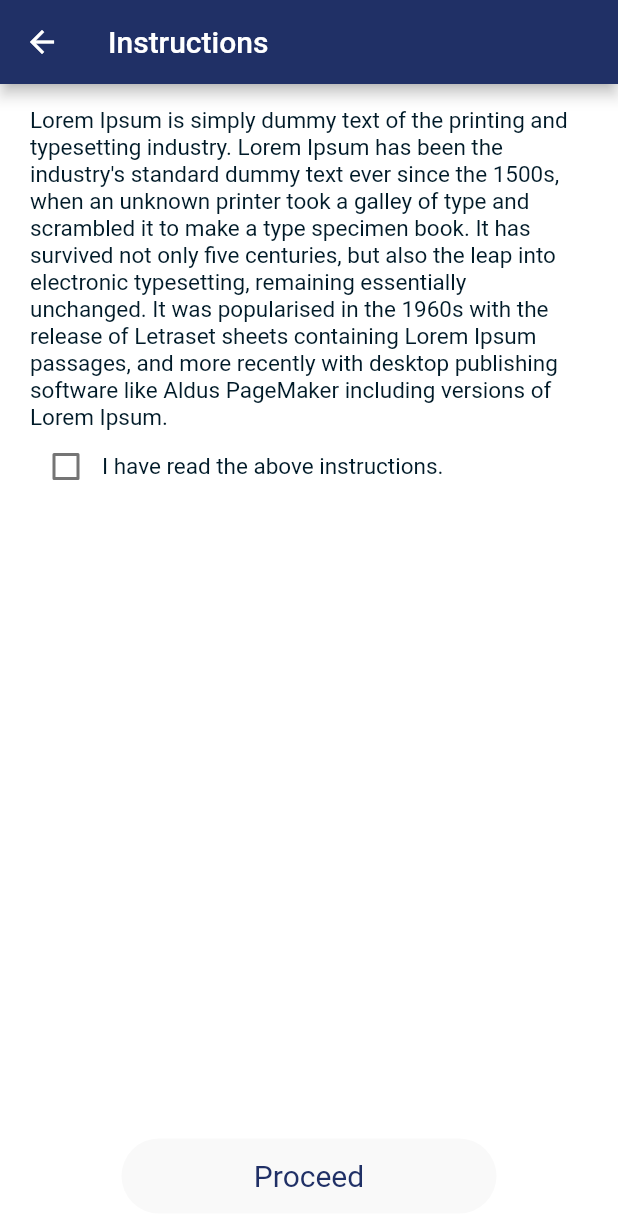
After one commit to shikhrsngh9044/PrepOwl, a Flutter app: the InstructionAndTestUI screen opened directly, on a phone screen of 412 x 824 dp. The commit adds this screen. Shown: the top 1226 px of the screen. Run offline on Flutter 3.47's test engine with Material 2 defaults, Android fonts, the phone set to English and light mode, and no system bars; our stand-ins replace another_flushbar, cloud_firestore, connectivity_plus, dartz, device_info_plus, firebase_auth and 14 more; missing offline and left inert: flutter_facebook_auth; accounts and stored records are empty.

Commit message:
Designed Instruction screen & tests UI along with navigating to next question

```diff
--- a/lib/_utils/constants/routes.dart
+++ b/lib/_utils/constants/routes.dart
@@ -1,6 +1,7 @@
 import 'package:get/get_navigation/get_navigation.dart';
 
 import '../../modules/dashboard/view/dashboard_view.dart';
+import '../../modules/instruction_and_test/view/instruction_and_test_view.dart';
 import '../../modules/login/view/login_screen.dart';
 import '../../modules/onboarding/view/onboarding_view.dart';
 import '../../modules/register/view/register_page.dart';
@@ -14,6 +15,7 @@ class RouteNames {
   static const String onboarding = "/onboarding";
   static const String register = "/register";
   static const String dashboard = "/dashboard";
+  static const String instructionAndTest = "/instructionAndTest";
 }
 
 final publicPages = [
@@ -22,6 +24,9 @@ final publicPages = [
   GetPage(name: RouteNames.register, page: () => const RegisterScreen()),
   GetPage(name: RouteNames.onboarding, page: () => const Onboarding()),
   GetPage(name: RouteNames.dashboard, page: () => const Dashboard()),
+  GetPage(
+      name: RouteNames.instructionAndTest,
+      page: () => const InstructionAndTest()),
 ];
 
 final authorizedPages = [
--- a/lib/modules/dashboard/view/dashboard_view.dart
+++ b/lib/modules/dashboard/view/dashboard_view.dart
@@ -1,5 +1,7 @@
 import 'package:flutter/material.dart';
 import 'package:flutter_bloc/flutter_bloc.dart';
+import 'package:get/get.dart';
+import 'package:prepowl/_utils/constants/routes.dart';
 
 import '../../../_utils/configs/theme_config.dart';
 import '../../../_utils/constants/string_constants.dart';
@@ -89,7 +91,9 @@ class DashboardUI extends StatelessWidget {
                     shrinkWrap: true,
                     itemBuilder: (context, index) {
                       return GestureDetector(
-                        onTap: () {},
+                        onTap: () {
+                          Get.toNamed(RouteNames.instructionAndTest);
+                        },
                         child: Container(
                           margin: const EdgeInsets.all(AppDimen.size5),
                           padding: const EdgeInsets.all(AppDimen.size15),
--- /dev/null
+++ b/lib/modules/instruction_and_test/controller/instruction_and_test_bloc.dart
@@ -0,0 +1,35 @@
+import 'package:flutter_bloc/flutter_bloc.dart';
+
+part 'instruction_and_test_event.dart';
+part 'instruction_and_test_state.dart';
+
+class InstructionAndTestBloc
+    extends Bloc<InstructionAndTestEvent, InstructionAndTestState> {
+  InstructionAndTestBloc() : super(InstructionAndTestState()) {
+    on<ReadInstructions>((event, emit) {
+      emit(
+        state.copyWith(
+          readInstructions: !state.readInstructions,
+        ),
+      );
+    });
+
+    on<StartTest>((event, emit) {
+      emit(
+        state.copyWith(
+          proceedToStartTest: true,
+        ),
+      );
+    });
+
+    on<UpdateSelectedQuestionIndex>((event, emit) {
+      emit(
+        state.copyWith(
+          selectedQuestionIndex: event.direction == 'backward'
+              ? event.currentIndex - 1
+              : event.currentIndex + 1,
+        ),
+      );
+    });
+  }
+}
--- /dev/null
+++ b/lib/modules/instruction_and_test/controller/instruction_and_test_event.dart
@@ -0,0 +1,19 @@
+part of 'instruction_and_test_bloc.dart';
+
+abstract class InstructionAndTestEvent {
+  const InstructionAndTestEvent();
+}
+
+class ReadInstructions extends InstructionAndTestEvent {
+  const ReadInstructions();
+}
+
+class StartTest extends InstructionAndTestEvent {
+  const StartTest();
+}
+
+class UpdateSelectedQuestionIndex extends InstructionAndTestEvent {
+  String direction;
+  int currentIndex;
+  UpdateSelectedQuestionIndex(this.direction, this.currentIndex);
+}
--- /dev/null
+++ b/lib/modules/instruction_and_test/controller/instruction_and_test_state.dart
@@ -0,0 +1,30 @@
+part of 'instruction_and_test_bloc.dart';
+
+class InstructionAndTestState {
+  final bool readInstructions;
+  final bool proceedToStartTest;
+  final int selectedQuestionIndex;
+
+  InstructionAndTestState({
+    this.readInstructions = false,
+    this.proceedToStartTest = false,
+    this.selectedQuestionIndex = 0,
+  });
+
+  InstructionAndTestState copyWith({
+    bool? readInstructions,
+    bool? proceedToStartTest,
+    int? selectedQuestionIndex,
+  }) {
+    return InstructionAndTestState(
+      readInstructions: readInstructions ?? this.readInstructions,
+      proceedToStartTest: proceedToStartTest ?? this.proceedToStartTest,
+      selectedQuestionIndex:
+          selectedQuestionIndex ?? this.selectedQuestionIndex,
+    );
+  }
+
+  @override
+  String toString() =>
+      'InstructionAndTestState(readInstructions: $readInstructions, proceedToStartTest: $proceedToStartTest, selectedQuestionIndex: $selectedQuestionIndex)';
+}
--- /dev/null
+++ b/lib/modules/instruction_and_test/view/instruction_and_test_view.dart
@@ -0,0 +1,52 @@
+import 'package:flutter/material.dart';
+import 'package:flutter_bloc/flutter_bloc.dart';
+
+import '../../../_utils/configs/theme_config.dart';
+import '../../../_utils/res/dimen.dart';
+import '../controller/instruction_and_test_bloc.dart';
+import 'widgets/instructions_view.dart';
+import 'widgets/test_view.dart';
+
+class InstructionAndTest extends StatelessWidget {
+  const InstructionAndTest({Key? key}) : super(key: key);
+
+  @override
+  Widget build(BuildContext context) {
+    return BlocProvider(
+      create: (context) => InstructionAndTestBloc(),
+      child: const InstructionAndTestUI(),
+    );
+  }
+}
+
+class InstructionAndTestUI extends StatelessWidget {
+  const InstructionAndTestUI({super.key});
+
+  @override
+  Widget build(BuildContext context) {
+    return Scaffold(
+      appBar: AppBar(
+        title: const Text(
+          "Instructions",
+          style: TextStyle(
+            color: Colors.white,
+          ),
+        ),
+        iconTheme: const IconThemeData(color: Colors.white),
+        backgroundColor: AppTheme.secondaryColor,
+      ),
+      body: BlocConsumer<InstructionAndTestBloc, InstructionAndTestState>(
+        listener: (context, state) {},
+        builder: (context, state) {
+          return Padding(
+            padding: const EdgeInsets.symmetric(
+                horizontal: AppDimen.size20, vertical: AppDimen.size15),
+            child: state.proceedToStartTest
+                ? TestView(state: state)
+                : InstructionView(state: state),
+          );
+        },
+      ),
+    );
+  }
+}
--- /dev/null
+++ b/lib/modules/instruction_and_test/view/widgets/instructions_view.dart
@@ -0,0 +1,62 @@
+import 'package:flutter/material.dart';
+import 'package:flutter_bloc/flutter_bloc.dart';
+
+import '../../../../_utils/configs/theme_config.dart';
+import '../../../../_utils/res/dimen.dart';
+import '../../../../_utils/ui_components/buttons.dart';
+import '../../controller/instruction_and_test_bloc.dart';
+
+class InstructionView extends StatelessWidget {
+  const InstructionView({Key? key, required this.state}) : super(key: key);
+
+  final InstructionAndTestState state;
+  @override
+  Widget build(BuildContext context) {
+    return Column(
+      children: [
+        const Text(
+          "Lorem Ipsum is simply dummy text of the printing and typesetting industry. Lorem Ipsum has been the industry's standard dummy text ever since the 1500s, when an unknown printer took a galley of type and scrambled it to make a type specimen book. It has survived not only five centuries, but also the leap into electronic typesetting, remaining essentially unchanged. It was popularised in the 1960s with the release of Letraset sheets containing Lorem Ipsum passages, and more recently with desktop publishing software like Aldus PageMaker including versions of Lorem Ipsum.",
+          style: TextStyle(
+            fontSize: AppDimen.size15,
+          ),
+        ),
+        Row(
+          children: [
+            Checkbox(
+              activeColor: AppTheme.secondaryColor,
+              value: state.readInstructions,
+              onChanged: (value) {
+                context
+                    .read<InstructionAndTestBloc>()
+                    .add(const ReadInstructions());
+              },
+            ),
+            const Expanded(
+              child: Text(
+                'I have read the above instructions.',
+                style: TextStyle(
+                  fontSize: AppDimen.size15,
+                ),
+              ),
+            )
+          ],
+        ),
+        const Spacer(),
+        PrimaryButton(
+          isDisabled: !state.readInstructions,
+          onPressed: () {
+            context.read<InstructionAndTestBloc>().add(const StartTest());
+          },
+          btnText: 'Proceed',
+          buttonColor:
+              state.readInstructions ? AppTheme.secondaryColor : Colors.white,
+          customTextStyle: TextStyle(
+            fontSize: AppDimen.size20,
+            color:
+                state.readInstructions ? Colors.white : AppTheme.secondaryColor,
+          ),
+        ),
+      ],
+    );
+  }
+}
```
Also changed, not shown: lib/modules/dashboard/view/widgets/exam_category_list.dart (deleted, +0 -59 lines), lib/modules/instruction_and_test/view/widgets/test_view.dart (added, +150 -0 lines), lib/modules/instruction_and_test/model/question_answer_dto.dart (added), lib/modules/instruction_and_test/repo/instruction_and_test_repo.dart (added).
